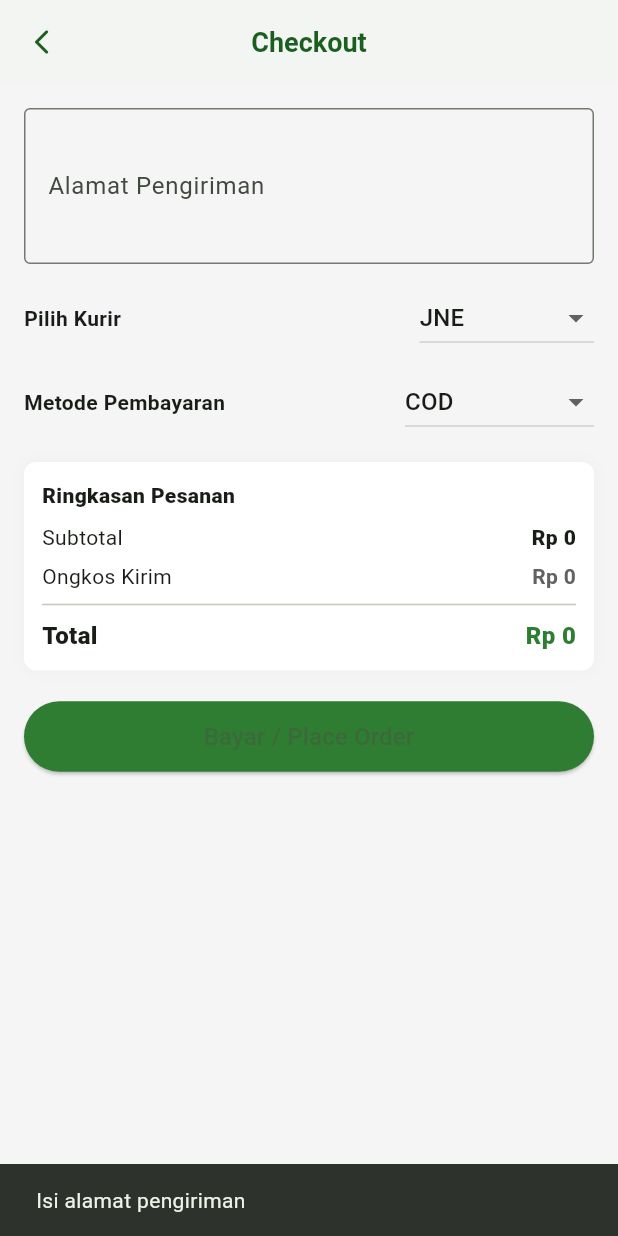
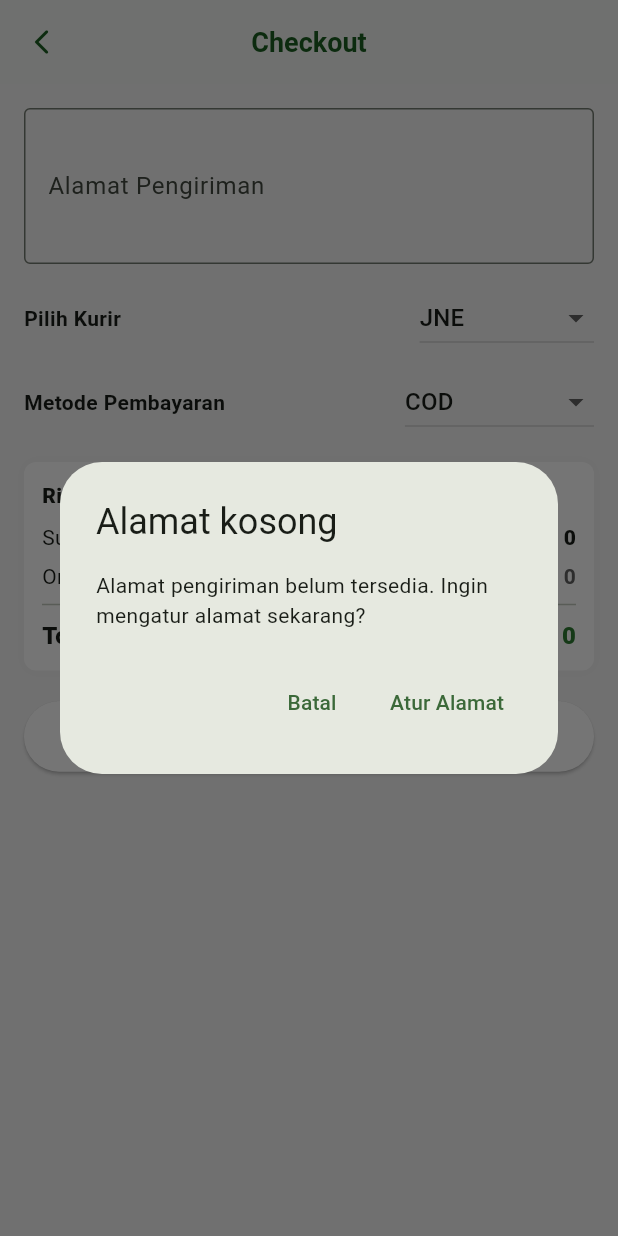
Before and after one commit to jokogirsang-dev/sayurin-app, a Flutter app: the CheckoutPage screen opened directly, after a tap on "Bayar / Place Order", on a phone screen of 412 x 824 dp. Run offline on Flutter 3.47's test engine with Material 3 defaults, Android fonts, the light colour scheme and no system bars; our stand-ins replace dio, jwt_decoder; accounts and stored records are empty.

Commit message:
update checkout

```diff
--- a/lib/providers/produk_provider.dart
+++ b/lib/providers/produk_provider.dart
@@ -32,16 +32,19 @@ class ProdukProvider with ChangeNotifier {
           'id': '1',
           'nama': 'Andaliman',
           'harga': 25000,
-          'gambar': 'https://via.placeholder.com/150/FFC107/000000?Text=Andaliman',
+          'gambar':
+              'https://via.placeholder.com/150/FFC107/000000?Text=Andaliman',
           'stok': 50,
           'kategori': 'Bumbu',
-          'deskripsi': 'Merica batak yang khas, memberikan sensasi getir di lidah.',
+          'deskripsi':
+              'Merica batak yang khas, memberikan sensasi getir di lidah.',
         },
         {
           'id': '2',
           'nama': 'Daun Kunyit',
           'harga': 5000,
-          'gambar': 'https://via.placeholder.com/150/4CAF50/FFFFFF?Text=Daun+Kunyit',
+          'gambar':
+              'https://via.placeholder.com/150/4CAF50/FFFFFF?Text=Daun+Kunyit',
           'stok': 100,
           'kategori': 'Sayur',
           'deskripsi': 'Daun kunyit segar untuk menambah aroma masakan Anda.',
@@ -50,10 +53,12 @@ class ProdukProvider with ChangeNotifier {
           'id': '3',
           'nama': 'Bawang Batak',
           'harga': 15000,
-          'gambar': 'https://via.placeholder.com/150/8BC34A/FFFFFF?Text=Bawang+Batak',
+          'gambar':
+              'https://via.placeholder.com/150/8BC34A/FFFFFF?Text=Bawang+Batak',
           'stok': 80,
           'kategori': 'Bumbu',
-          'deskripsi': 'Bawang batak atau lokio, cocok untuk arsik dan masakan lainnya.',
+          'deskripsi':
+              'Bawang batak atau lokio, cocok untuk arsik dan masakan lainnya.',
         },
         {
           'id': '4',
@@ -68,7 +73,8 @@ class ProdukProvider with ChangeNotifier {
           'id': '5',
           'nama': 'Jeruk Manis',
           'harga': 20000,
-          'gambar': 'https://via.placeholder.com/150/FF9800/FFFFFF?Text=Jeruk+Manis',
+          'gambar':
+              'https://via.placeholder.com/150/FF9800/FFFFFF?Text=Jeruk+Manis',
           'stok': 120,
           'kategori': 'Buah',
           'deskripsi': 'Jeruk manis hasil panen dari kebun Simalungun.',
@@ -77,7 +83,8 @@ class ProdukProvider with ChangeNotifier {
           'id': '6',
           'nama': 'Tomat Merah',
           'harga': 18000,
-          'gambar': 'https://via.placeholder.com/150/E91E63/FFFFFF?Text=Tomat+Merah',
+          'gambar':
+              'https://via.placeholder.com/150/E91E63/FFFFFF?Text=Tomat+Merah',
           'stok': 200,
           'kategori': 'Sayur',
           'deskripsi': 'Tomat merah segar, kaya vitamin dan antioksidan.',
@@ -86,7 +93,8 @@ class ProdukProvider with ChangeNotifier {
           'id': '7',
           'nama': 'Cabai Rawit',
           'harga': 45000,
-          'gambar': 'https://via.placeholder.com/150/D32F2F/FFFFFF?Text=Cabai+Rawit',
+          'gambar':
+              'https://via.placeholder.com/150/D32F2F/FFFFFF?Text=Cabai+Rawit',
           'stok': 60,
           'kategori': 'Bumbu',
           'deskripsi': 'Cabai rawit super pedas untuk sambal andalan.',
@@ -95,7 +103,8 @@ class ProdukProvider with ChangeNotifier {
           'id': '8',
           'nama': 'Kangkung',
           'harga': 3000,
-          'gambar': 'https://via.placeholder.com/150/388E3C/FFFFFF?Text=Kangkung',
+          'gambar':
+              'https://via.placeholder.com/150/388E3C/FFFFFF?Text=Kangkung',
           'stok': 150,
           'kategori': 'Sayur',
           'deskripsi': 'Kangkung segar, cocok untuk ditumis.',
@@ -104,7 +113,6 @@ class ProdukProvider with ChangeNotifier {
 
       // Parsing data dummy menjadi List<Produk>
       _listProduk = dummyData.map((json) => Produk.fromJson(json)).toList();
-
     } catch (e) {
       // Jika terjadi error, simpan pesan error
       _error = e.toString();
@@ -130,7 +138,8 @@ class ProdukProvider with ChangeNotifier {
     _isLoading = true;
     notifyListeners();
 
-    await Future.delayed(const Duration(milliseconds: 500)); // Simulasi API call
+    await Future.delayed(
+        const Duration(milliseconds: 500)); // Simulasi API call
 
     final produkBaru = Produk(
       id: DateTime.now().millisecondsSinceEpoch, // ID unik sementara
@@ -161,7 +170,8 @@ class ProdukProvider with ChangeNotifier {
     _isLoading = true;
     notifyListeners();
 
-    await Future.delayed(const Duration(milliseconds: 500)); // Simulasi API call
+    await Future.delayed(
+        const Duration(milliseconds: 500)); // Simulasi API call
 
     final index = _listProduk.indexWhere((p) => p.id == id);
     if (index != -1) {
@@ -186,7 +196,8 @@ class ProdukProvider with ChangeNotifier {
     _isLoading = true;
     notifyListeners();
 
-    await Future.delayed(const Duration(milliseconds: 500)); // Simulasi API call
+    await Future.delayed(
+        const Duration(milliseconds: 500)); // Simulasi API call
 
     _listProduk.removeWhere((p) => p.id == id);
 
@@ -195,12 +206,25 @@ class ProdukProvider with ChangeNotifier {
   }
 
   /// Memperbarui jumlah stok produk berdasarkan ID.
-  /// Dipanggil oleh [AdminProvider].
-  Future<void> updateStock(int id, int stokBaru) async {
+  /// Jika `notify` false, tidak akan memanggil notifyListeners (digunakan saat batch update)
+  Future<void> updateStock(int id, int stokBaru, {bool notify = true}) async {
     final index = _listProduk.indexWhere((p) => p.id == id);
     if (index != -1) {
       _listProduk[index] = _listProduk[index].copyWith(stok: stokBaru);
-      notifyListeners();
+      if (notify) notifyListeners();
     }
   }
+
+  /// Memperbarui banyak stok sekaligus, hanya memanggil notifyListeners sekali.
+  Future<void> updateStocks(Map<int, int> updates) async {
+    var changed = false;
+    for (final entry in updates.entries) {
+      final index = _listProduk.indexWhere((p) => p.id == entry.key);
+      if (index != -1) {
+        _listProduk[index] = _listProduk[index].copyWith(stok: entry.value);
+        changed = true;
+      }
+    }
+    if (changed) notifyListeners();
+  }
 }
--- a/lib/ui/checkout_page.dart
+++ b/lib/ui/checkout_page.dart
@@ -2,7 +2,11 @@ import 'package:flutter/material.dart';
 import 'package:provider/provider.dart';
 import '../providers/cart_provider.dart';
 import '../providers/pesanan_provider.dart';
+import '../providers/produk_provider.dart';
+import '../providers/user_provider.dart';
 import '../widget/custom_app_bar.dart';
+import 'edit_profile_page.dart';
+// import '../service/stripe_service.dart';
 
 class CheckoutPage extends StatefulWidget {
   const CheckoutPage({super.key});
@@ -18,6 +22,13 @@ class _CheckoutPageState extends State<CheckoutPage> {
   bool _loading = false;
 
   @override
+  void initState() {
+    super.initState();
+    final userProv = Provider.of<UserProvider>(context, listen: false);
+    _addrCtl.text = userProv.currentUser?.alamat ?? '';
+  }
+
+  @override
   void dispose() {
     _addrCtl.dispose();
     super.dispose();
@@ -26,25 +37,101 @@ class _CheckoutPageState extends State<CheckoutPage> {
   Future<void> _placeOrder(BuildContext context) async {
     final cartProv = Provider.of<CartProvider>(context, listen: false);
     final pesananProv = Provider.of<PesananProvider>(context, listen: false);
+    final userProv = Provider.of<UserProvider>(context, listen: false);
+    // final total = cartProv.getTotal();
+
+    // if (_payment == 'Stripe') {
+    //   final success = await StripeService.pay(
+    //     amount: total.toInt(), // rupiah
+    //   );
+
+    //   if (!success) {
+    //     if (mounted) {
+    //       ScaffoldMessenger.of(context).showSnackBar(
+    //         const SnackBar(content: Text('Pembayaran dibatalkan')),
+    //       );
+    //     }
+    //     setState(() => _loading = false);
+    //     return;
+    //   }
+    // }
 
     if (_addrCtl.text.trim().isEmpty) {
-      ScaffoldMessenger.of(context).showSnackBar(
-        const SnackBar(content: Text('Isi alamat pengiriman'))
-      );
-      return;
+      // Try to get alamat from profile
+      final profileAlamat = userProv.currentUser?.alamat ?? '';
+      if (profileAlamat.trim().isNotEmpty) {
+        setState(() => _addrCtl.text = profileAlamat);
+      } else {
+        final shouldEdit = await showDialog<bool>(
+          context: context,
+          builder: (_) => AlertDialog(
+            title: const Text('Alamat kosong'),
+            content: const Text(
+                'Alamat pengiriman belum tersedia. Ingin mengatur alamat sekarang?'),
+            actions: [
+              TextButton(
+                  onPressed: () => Navigator.pop(context, false),
+                  child: const Text('Batal')),
+              TextButton(
+                  onPressed: () => Navigator.pop(context, true),
+                  child: const Text('Atur Alamat')),
+            ],
+          ),
+        );
+        if (shouldEdit == true) {
+          await Navigator.push(context,
+              MaterialPageRoute(builder: (_) => const EditProfilePage()));
+          final newAlamat = userProv.currentUser?.alamat ?? '';
+          if (newAlamat.trim().isEmpty) {
+            ScaffoldMessenger.of(context).showSnackBar(
+                const SnackBar(content: Text('Isi alamat pengiriman')));
+
+            return;
+          } else {
+            setState(() => _addrCtl.text = newAlamat);
+          }
+        } else {
+          ScaffoldMessenger.of(context).showSnackBar(
+              const SnackBar(content: Text('Isi alamat pengiriman')));
+          return;
+        }
+      }
     }
 
-    setState(() => _loading = true);
     try {
       // Panggil tambahPesanan dengan items dari cart
       final items = cartProv.items;
       final total = cartProv.getTotal();
 
-      pesananProv.tambahPesanan(
-        userId: 1, // TODO: Ganti dengan userId dari sesi login
+      final userProv = Provider.of<UserProvider>(context, listen: false);
+      final uid = userProv.userId;
+      if (uid == null) {
+        ScaffoldMessenger.of(context).showSnackBar(const SnackBar(
+            content: Text('Silakan login untuk melakukan pemesanan')));
+        setState(() => _loading = false);
+        return;
+      }
+
+      await pesananProv.tambahPesanan(
+        userId: uid,
         items: items,
         totalHarga: total,
       );
+
+      // Kurangi stok produk sesuai item yang dibeli (batch update)
+      final produkProv = Provider.of<ProdukProvider>(context, listen: false);
+      final Map<int, int> updates = {};
+      for (final item in items) {
+        try {
+          final prod = produkProv.listProduk.firstWhere((p) => p.id == item.id);
+          final newStock = (prod.stok - item.jumlah).clamp(0, 100000);
+          updates[prod.id] =
+              newStock; // last write wins (items are unique in cart)
+        } catch (_) {
+          // ignore if product not found in list
+        }
+      }
+      if (updates.isNotEmpty) await produkProv.updateStocks(updates);
 
       // Clear cart setelah order berhasil
       cartProv.clear();
@@ -82,8 +169,7 @@ class _CheckoutPageState extends State<CheckoutPage> {
     } catch (e) {
       if (mounted) {
         ScaffoldMessenger.of(context).showSnackBar(
-          const SnackBar(content: Text('Gagal membuat pesanan. Coba lagi.'))
-        );
+            const SnackBar(content: Text('Gagal membuat pesanan. Coba lagi.')));
       }
     } finally {
       if (mounted) setState(() => _loading = false);
@@ -202,7 +288,7 @@ class _CheckoutPageState extends State<CheckoutPage> {
               child: ElevatedButton(
                 onPressed: _loading ? null : () => _placeOrder(context),
                 style: ElevatedButton.styleFrom(
-                    backgroundColor: const Color(0xFF2E7D32)),
+                    backgroundColor: const Color.fromARGB(255, 255, 255, 255)),
                 child: Padding(
                   padding: const EdgeInsets.symmetric(vertical: 12),
                   child: _loading
```
